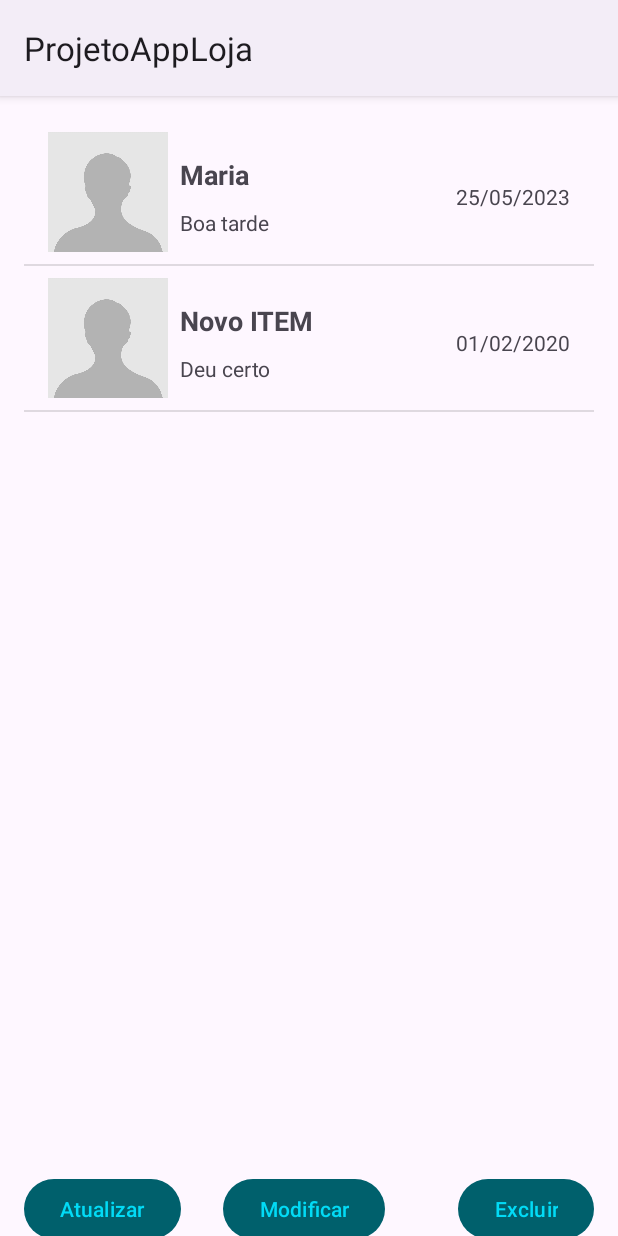
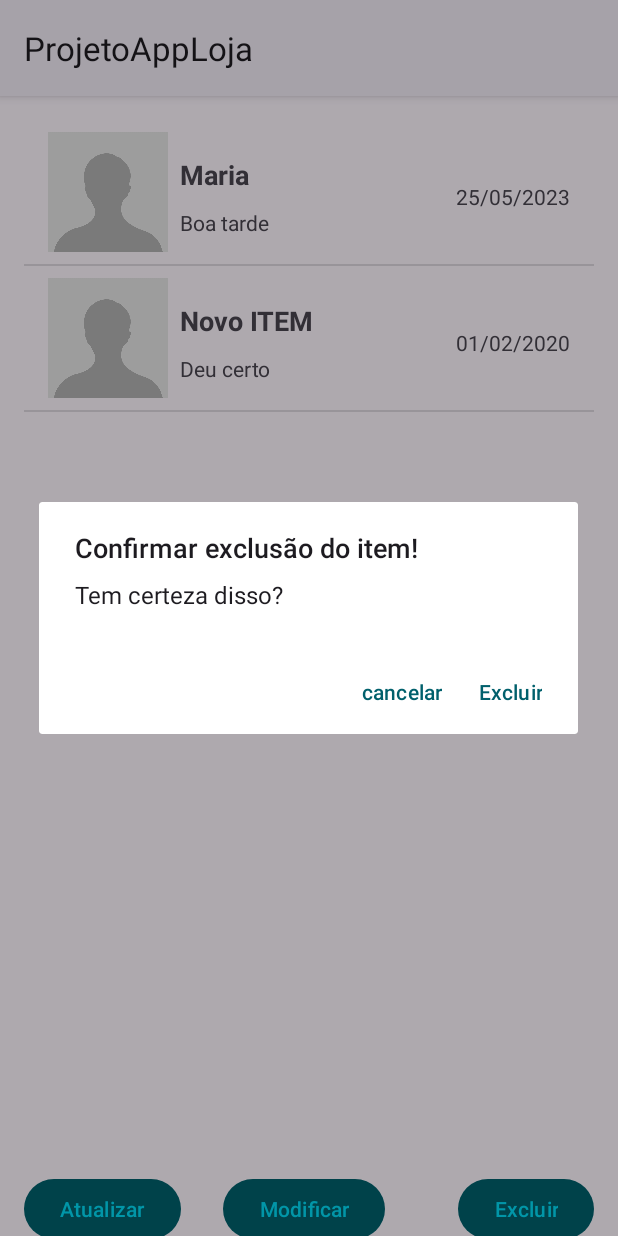
Before and after one commit to Fabricio-Roosevelt/ProjetoAppLoja, an Android app: the screen it shows after launch (TelaRecycleViewActivity), after a tap on "Excluir", on a phone screen of 412 x 824 dp. Run offline under Robolectric (Android 15) with nearby library versions, the phone set to English and light mode, and no system bars; 2 other taps on this screen came first.

Commit message:
View Binding e Alert Dialog

```diff
--- a/app/src/main/AndroidManifest.xml
+++ b/app/src/main/AndroidManifest.xml
@@ -13,6 +13,9 @@
         android:theme="@style/Theme.ProjetoAppLoja"
         tools:targetApi="31">
         <activity
+            android:name=".FormularioActivity"
+            android:exported="false" />
+        <activity
             android:name=".MainActivity"
             android:exported="false" />
         <activity
--- a/app/src/main/java/com/example/projetoapploja/MainActivity.kt
+++ b/app/src/main/java/com/example/projetoapploja/MainActivity.kt
@@ -5,11 +5,16 @@ import androidx.activity.enableEdgeToEdge
 import androidx.appcompat.app.AppCompatActivity
 import androidx.core.view.ViewCompat
 import androidx.core.view.WindowInsetsCompat
+import com.example.projetoapploja.databinding.ActivityMainBinding
 
 class MainActivity : AppCompatActivity() {
+
+    private lateinit var binding: ActivityMainBinding
+
     override fun onCreate(savedInstanceState: Bundle?) {
         super.onCreate(savedInstanceState)
-        setContentView(R.layout.activity_main)
+        binding = ActivityMainBinding.inflate(layoutInflater)
+        setContentView(binding.root)
 
     }
 }
--- a/app/src/main/java/com/example/projetoapploja/MensagemAdapter.kt
+++ b/app/src/main/java/com/example/projetoapploja/MensagemAdapter.kt
@@ -5,8 +5,12 @@ import android.view.View
 import android.view.ViewGroup
 import android.widget.ImageView
 import android.widget.TextView
+import android.widget.Toast
+import androidx.appcompat.app.AlertDialog
+import androidx.recyclerview.widget.RecyclerView
 import androidx.recyclerview.widget.RecyclerView.Adapter
 import androidx.recyclerview.widget.RecyclerView.ViewHolder
+import com.google.android.material.snackbar.Snackbar
 
 class MensagemAdapter(
 
@@ -21,6 +25,8 @@ class MensagemAdapter(
         listaMensagens.add(
             Mensagem("Novo ITEM", "Deu certo", "01/02/2020")
         )
+        //Toast.makeText(this, "ITEM COM SUCESSO", Toast.LENGTH_SHORT).show()
+        //Toast.makeText(this, "Item adicionado com sucesso.", Toast.LENGTH_SHORT).show()
         listaMensagens = lista
 
         // atualiza apenas o modificado - RECOMENDADO
@@ -32,14 +38,18 @@ class MensagemAdapter(
     // editar item da lista
     fun editarListaDados(lista: MutableList<Mensagem>){
         listaMensagens[0] = Mensagem("Maria", "Boa tarde", "25/05/2023")
+        //Toast.makeText(this, "Item editado com sucesso.", Toast.LENGTH_SHORT).show()
         notifyItemChanged(0)
     }
 
     // remover item da lista
     fun excluirItemListaDados(Lista: MutableList<Mensagem>){
         listaMensagens.removeAt(1)
+
         notifyItemRemoved(1)
     }
+
+
 
     inner class MensagemViewHolder(
         val itemView: View
@@ -65,6 +75,11 @@ class MensagemAdapter(
             }
         }
 
+        fun editarPerfil(){
+
+        }
+
+
     }
 
     // Ao criar ViewHolder - cria a visualização
@@ -88,4 +103,19 @@ class MensagemAdapter(
     override fun getItemCount(): Int {
         return listaMensagens.size
     }
+
+    fun confirmarExclusao(view: View?) {
+        /*val alertBuider = AlertDialog.Builder(this)
+        alertBuider.setTitle("Confirmar exclusão do item!")
+        alertBuider.setMessage("Tem certeza disso?")
+        alertBuider.setNegativeButton("cancelar"){dialog, posicao ->
+            //Toast.makeText(this, "Cancelar", Toast.LENGTH_SHORT).show()
+            //dialog.cancel()
+        }
+        alertBuider.setPositiveButton("Excluir"){dialog, posicao ->
+            //Toast.makeText(this, "Item excluido", Toast.LENGTH_SHORT).show()
+            //dialog.cancel()
+        }*/
+
+    }
 }
--- a/app/src/main/java/com/example/projetoapploja/TelaRecycleViewActivity.kt
+++ b/app/src/main/java/com/example/projetoapploja/TelaRecycleViewActivity.kt
@@ -4,18 +4,16 @@ import android.content.Intent
 import android.os.Bundle
 import android.widget.Button
 import android.widget.Toast
+import androidx.appcompat.app.AlertDialog
 import androidx.appcompat.app.AppCompatActivity
 import androidx.recyclerview.widget.DividerItemDecoration
 import androidx.recyclerview.widget.LinearLayoutManager
 import androidx.recyclerview.widget.RecyclerView
+import com.example.projetoapploja.databinding.ActivityTelaRecycleViewBinding
 
 class TelaRecycleViewActivity : AppCompatActivity() {
 
-
-    private lateinit var rvLista: RecyclerView
-    private lateinit var btnExecutar: Button
-    private lateinit var btnEditar: Button
-    private lateinit var btnExcluir: Button
+    private lateinit var binding: ActivityTelaRecycleViewBinding
     private lateinit var mensagemAdapter: MensagemAdapter
 
     // aqui vamos fazer com que o app va em busca de atutalizacao na API
@@ -27,8 +25,8 @@ class TelaRecycleViewActivity : AppCompatActivity() {
 
     override fun onCreate(savedInstanceState: Bundle?) {
         super.onCreate(savedInstanceState)
-        //setContentView(binding.root)
-        setContentView(R.layout.activity_tela_recycle_view)
+        binding = ActivityTelaRecycleViewBinding.inflate(layoutInflater)
+        setContentView(binding.root)
 
         // itens para inflar o item de perfil
         val lista = mutableListOf<Mensagem>(
@@ -37,11 +35,6 @@ class TelaRecycleViewActivity : AppCompatActivity() {
             //Mensagem("Maria", "Boa tarde", "25/05/2023"),
             //Mensagem("Pedro", "Boa noite", "15/08/2023")
         )
-
-        rvLista = findViewById(R.id.rv_lista)
-        btnExecutar = findViewById(R.id.btn_executar)
-        btnEditar = findViewById(R.id.btn_editar)
-        btnExcluir = findViewById(R.id.btn_excluir)
 
         // enviados dados dos itens para o recycleview
         mensagemAdapter = MensagemAdapter{ nome ->
@@ -59,12 +52,12 @@ class TelaRecycleViewActivity : AppCompatActivity() {
         mensagemAdapter.atualizarListaDados(lista)
 
         // obtendo itens para o recycle view
-        rvLista.adapter = mensagemAdapter
+        binding.rvLista.adapter = mensagemAdapter
 
         //configurando layout da tela
-        rvLista.layoutManager = LinearLayoutManager(this, RecyclerView.VERTICAL, false)
+        binding.rvLista.layoutManager = LinearLayoutManager(this, RecyclerView.VERTICAL, false)
         // DIVISOR DE ITENS
-        rvLista.addItemDecoration(
+        binding.rvLista.addItemDecoration(
             DividerItemDecoration(
                 this,
                 RecyclerView.VERTICAL
@@ -72,14 +65,43 @@ class TelaRecycleViewActivity : AppCompatActivity() {
         )
 
         // simular atualizacao da lista com o botao EXECUTAR
+        with(binding) {
             btnExecutar.setOnClickListener {
                 mensagemAdapter.atualizarListaDados(lista)
             }
             btnEditar.setOnClickListener {
                 mensagemAdapter.editarListaDados(lista)
             }
-        btnExcluir.setOnClickListener {
+            btnExcluir.setOnClickListener { view ->
                 mensagemAdapter.excluirItemListaDados(lista)
+                caixaDiaologoAlerta()
+
+            }
+            rvLista.setOnClickListener {
+                startActivity(
+                    intent
+                )
             }
         }
     }
+
+    // caixa de dialogo para confirmar exclusao de item
+    private fun caixaDiaologoAlerta() {
+
+        AlertDialog.Builder(this)
+            .setTitle("Confirmar exclusão do item!")
+            .setMessage("Tem certeza disso?")
+            .setNegativeButton("cancelar"){dialog, posicao ->
+
+                Toast.makeText(this, "Cancelar", Toast.LENGTH_SHORT).show()
+                //dialog.cancel()
+            }
+            .setPositiveButton("Excluir"){dialog, posicao ->
+                Toast.makeText(this, "Item excluido", Toast.LENGTH_SHORT).show()
+                //dialog.cancel()
+            }
+            .setCancelable(false)
+            .create()
+            .show()
+    }
+}
```
Lines whose indentation alone changed are shown as unchanged.
